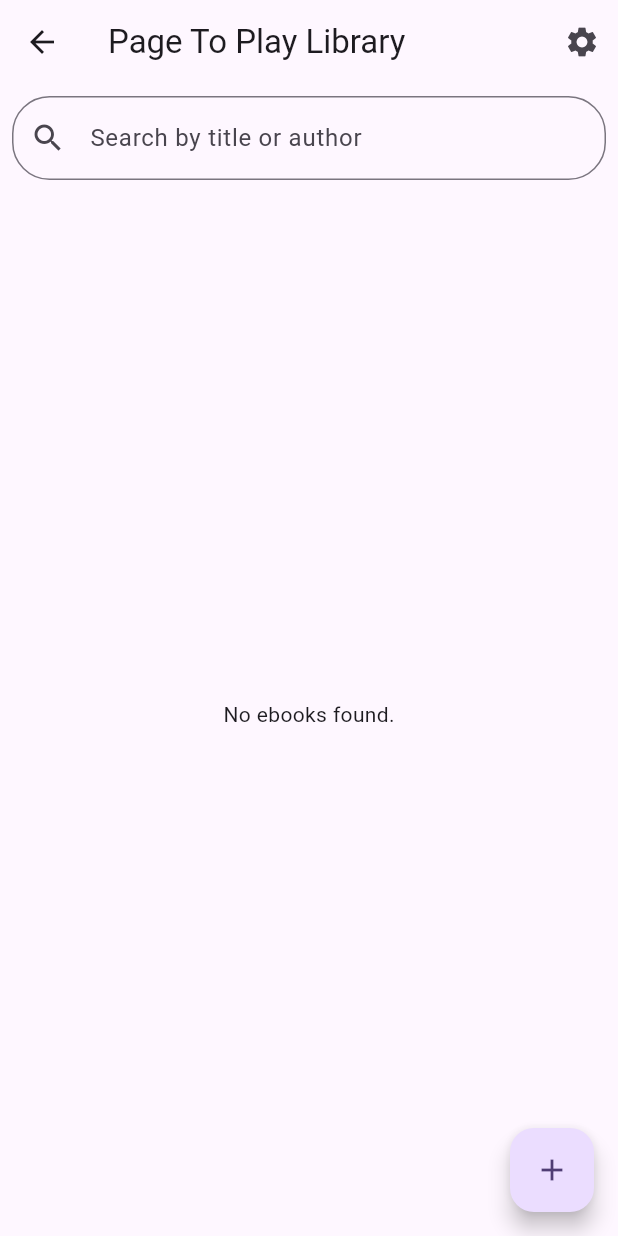
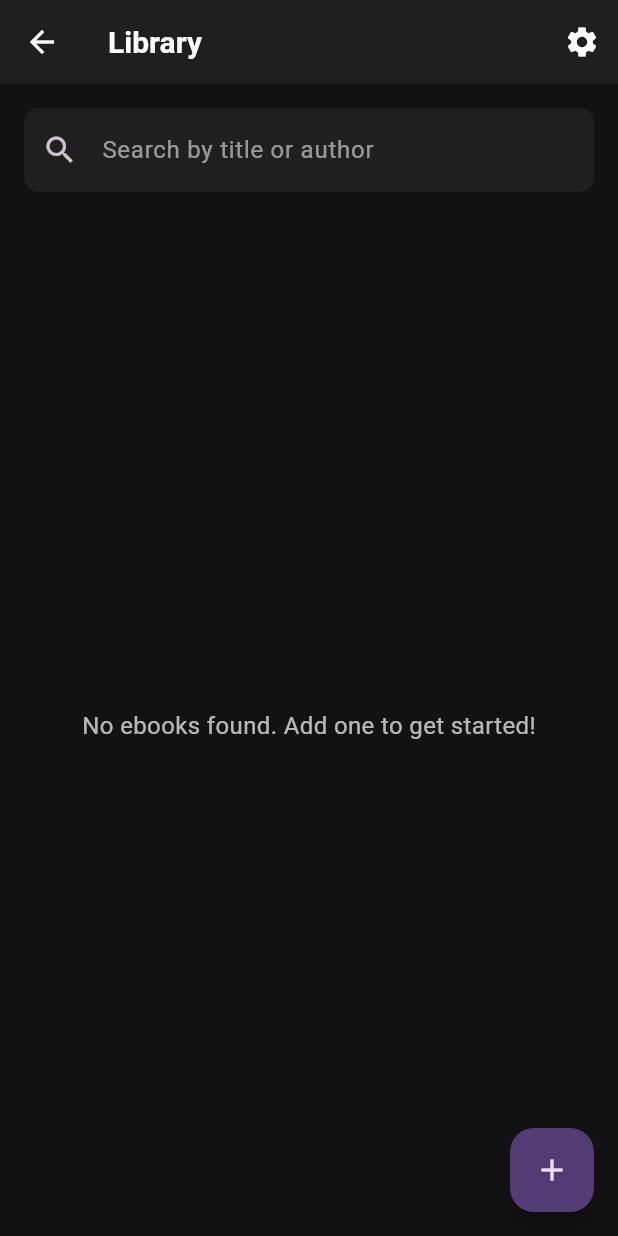
Before and after one commit to kenDRoger/page-to-play, a Flutter app: the LibraryScreen screen opened by its route, on a phone screen of 412 x 824 dp. Run offline on Flutter 3.47's test engine with Material 3 defaults, Android fonts, the phone set to English and light mode, and no system bars; our stand-ins replace cloud_firestore, file_picker, firebase_core, flutter_tts, scrollable_positioned_list, shared_preferences; missing offline and left inert: epubx, read_pdf_text; accounts and stored records are empty.

Commit message:
Initial design for Main and Library

```diff
--- a/lib/models/ebook.dart
+++ b/lib/models/ebook.dart
@@ -1,11 +1,23 @@
-
 import 'package:cloud_firestore/cloud_firestore.dart';
 import 'package:page_to_play/service/text_processing_service.dart';
 
 enum EbookStatus {
   awaitingReview,
-  readyToPlay,
-  processing,
+  done,
+  processing;
+
+  String get displayName {
+    switch (this) {
+      case EbookStatus.awaitingReview:
+        return 'Awaiting Review';
+      case EbookStatus.done:
+        return 'Ready to Play';
+      case EbookStatus.processing:
+        return 'Processing';
+      default:
+        return '';
+    }
+  }
 }
 
 class EBook {
--- a/lib/screens/library_screen.dart
+++ b/lib/screens/library_screen.dart
@@ -1,18 +1,8 @@
-import 'package:firebase_core/firebase_core.dart';
 import 'package:flutter/material.dart';
 import 'package:page_to_play/models/ebook.dart';
 import 'package:page_to_play/screens/audiobook_player_screen.dart';
 import 'package:page_to_play/service/firebase_service.dart';
-
-import '../firebase_options.dart';
-
-void main() async {
-  WidgetsFlutterBinding.ensureInitialized();
-  await Firebase.initializeApp(
-    options: DefaultFirebaseOptions.currentPlatform,
-  );
-  runApp(const MaterialApp(home: LibraryScreen()));
-}
+import 'package:page_to_play/utilities/constants.dart';
 
 class LibraryScreen extends StatefulWidget {
   const LibraryScreen({super.key});
@@ -28,7 +18,7 @@ class _LibraryScreenState extends State<LibraryScreen> {
   Widget build(BuildContext context) {
     return Scaffold(
       appBar: AppBar(
-        title: const Text('Page To Play Library'),
+        title: const Text('Library'),
         actions: [
           IconButton(
             icon: const Icon(Icons.settings),
@@ -41,20 +31,18 @@ class _LibraryScreenState extends State<LibraryScreen> {
       body: Column(
         children: [
           Padding(
-            padding: const EdgeInsets.all(8.0),
+            padding: const EdgeInsets.all(16.0),
             child: TextField(
               onChanged: (value) {
                 setState(() {
                   _searchQuery = value;
                 });
               },
-              decoration: InputDecoration(
-                labelText: 'Search by title or author',
+              decoration: kTextFieldInputDecoration.copyWith(
+                hintText: 'Search by title or author',
                 prefixIcon: const Icon(Icons.search),
-                border: OutlineInputBorder(
-                  borderRadius: BorderRadius.circular(25.0),
               ),
-              ),
+              style: const TextStyle(color: Colors.white),
             ),
           ),
           Expanded(
@@ -65,10 +53,13 @@ class _LibraryScreenState extends State<LibraryScreen> {
                   return const Center(child: CircularProgressIndicator());
                 }
                 if (snapshot.hasError) {
-                  return Center(child: Text('Error: ${snapshot.error}'));
+                  return Center(
+                      child: Text('Error: ${snapshot.error}', style: kBodyTextStyle));
                 }
                 if (!snapshot.hasData || snapshot.data!.isEmpty) {
-                  return const Center(child: Text('No ebooks found.'));
+                  return const Center(
+                      child: Text('No ebooks found. Add one to get started!',
+                          style: kBodyTextStyle));
                 }
 
                 final allEbooks = snapshot.data!;
@@ -82,20 +73,43 @@ class _LibraryScreenState extends State<LibraryScreen> {
                       }).toList();
 
                 if (filteredEbooks.isEmpty) {
-                  return const Center(child: Text('No ebooks match your search.'));
+                  return const Center(
+                      child: Text('No ebooks match your search.',
+                          style: kBodyTextStyle));
                 }
 
                 return ListView.builder(
                   itemCount: filteredEbooks.length,
-                  addAutomaticKeepAlives: false,
                   itemBuilder: (context, index) {
                     final ebook = filteredEbooks[index];
-                    return ListTile(
-                      title: Text(ebook.title),
-                      subtitle: Text(ebook.author),
-                      trailing: Text(ebook.status.toString().split('.').last),
+                    return Card(
+                      elevation: 4,
+                      margin: const EdgeInsets.symmetric(
+                          horizontal: 16, vertical: 8),
+                      color: const Color(0xFF1F1F1F),
+                      shape: RoundedRectangleBorder(
+                          borderRadius: BorderRadius.circular(10)),
+                      child: ListTile(
+                        contentPadding: const EdgeInsets.symmetric(
+                            horizontal: 20, vertical: 10),
+                        title: Text(ebook.title,
+                            style: kSubheadingTextStyle.copyWith(
+                                fontWeight: FontWeight.bold)),
+                        subtitle: Text(ebook.author,
+                            style: kBodyTextStyle.copyWith(color: Colors.white54)),
+                        trailing: Text(
+                          ebook.status.displayName,
+                          style: kBodyTextStyle.copyWith(
+                              color: ebook.status == EbookStatus.processing
+                                  ? Colors.orangeAccent
+                                  : ebook.status == EbookStatus.done
+                                      ? Colors.greenAccent
+                                      : Colors.grey,
+                              fontStyle: FontStyle.italic),
+                        ),
                         onTap: () {
-                        if (ebook.id != null) {
+                          if (ebook.id != null &&
+                              ebook.status == EbookStatus.done) {
                             Navigator.push(
                               context,
                               MaterialPageRoute(
@@ -103,14 +117,20 @@ class _LibraryScreenState extends State<LibraryScreen> {
                                     AudiobookPlayerScreen(ebookId: ebook.id!),
                               ),
                             );
+                          } else if (ebook.status != EbookStatus.done) {
+                            ScaffoldMessenger.of(context).showSnackBar(
+                              const SnackBar(
+                                  content:
+                                      Text('Ebook is not ready to play yet.')),
+                            );
                           } else {
-                          // Handle the case where the ebook ID is null
                             ScaffoldMessenger.of(context).showSnackBar(
                               const SnackBar(
                                   content: Text('Error: Ebook ID is missing.')),
                             );
                           }
                         },
+                      ),
                     );
                   },
                 );
--- a/lib/utilities/constants.dart
+++ b/lib/utilities/constants.dart
@@ -4,34 +4,93 @@ import 'package:flutter/material.dart';
 const kHeadingTextStyle = TextStyle(
   fontSize: 24.0,
   fontWeight: FontWeight.bold,
+  color: Colors.white,
 );
 
 const kSubheadingTextStyle = TextStyle(
   fontSize: 20.0,
   fontWeight: FontWeight.w600,
+  color: Colors.white70,
 );
 
 const kBodyTextStyle = TextStyle(
   fontSize: 16.0,
+  color: Colors.white70,
 );
 
 const kPlayerTitleTextStyle = TextStyle(
   fontSize: 22.0,
   fontWeight: FontWeight.bold,
-  color: Colors.black87,
+  color: Colors.white,
 );
 
 const kPlayerAuthorTextStyle = TextStyle(
   fontSize: 18.0,
-  color: Colors.black54,
+  color: Colors.white70,
   fontStyle: FontStyle.italic,
 );
 
+// Splash Screen
+const kSplashTitleTextStyle = TextStyle(
+  fontSize: 36.0,
+  fontWeight: FontWeight.bold,
+  color: Colors.white,
+);
+
+const kSplashScreenDecoration = BoxDecoration(
+  gradient: LinearGradient(
+    begin: Alignment.topLeft,
+    end: Alignment.bottomRight,
+    colors: [
+      Color(0xFF6A11CB),
+      Color(0xFF2575FC),
+    ],
+  ),
+);
+
+// App Theme
+final kAppTheme = ThemeData(
+  brightness: Brightness.dark,
+  primaryColor: const Color(0xFF6A11CB),
+  colorScheme: ColorScheme.fromSeed(
+    seedColor: const Color(0xFF6A11CB),
+    brightness: Brightness.dark,
+    secondary: const Color(0xFF2575FC),
+  ),
+  scaffoldBackgroundColor: const Color(0xFF121212),
+  appBarTheme: const AppBarTheme(
+    backgroundColor: Color(0xFF1F1F1F),
+    elevation: 0,
+    titleTextStyle: TextStyle(
+      color: Colors.white,
+      fontSize: 20,
+      fontWeight: FontWeight.bold,
+    ),
+    iconTheme: IconThemeData(color: Colors.white),
+  ),
+  textTheme: const TextTheme(
+    displayLarge: kHeadingTextStyle,
+    titleLarge: kSubheadingTextStyle,
+    bodyMedium: kBodyTextStyle,
+    labelLarge: TextStyle(color: Colors.white),
+  ),
+  elevatedButtonTheme: ElevatedButtonThemeData(
+    style: ElevatedButton.styleFrom(
+      foregroundColor: Colors.white,
+      backgroundColor: const Color(0xFF6A11CB),
+      shape: RoundedRectangleBorder(
+        borderRadius: BorderRadius.circular(20),
+      ),
+      padding: const EdgeInsets.symmetric(horizontal: 30, vertical: 15),
+    ),
+  ),
+);
 
 // Input Decorations
 const kTextFieldInputDecoration = InputDecoration(
   filled: true,
-  fillColor: Colors.white,
+  fillColor: Color(0xFF1F1F1F),
+  hintStyle: TextStyle(color: Colors.white54),
   border: OutlineInputBorder(
     borderRadius: BorderRadius.all(Radius.circular(10.0)),
     borderSide: BorderSide.none,
```
Also changed, not shown: lib/main.dart (+7 -5 lines). Lines whose indentation alone changed are shown as unchanged.
